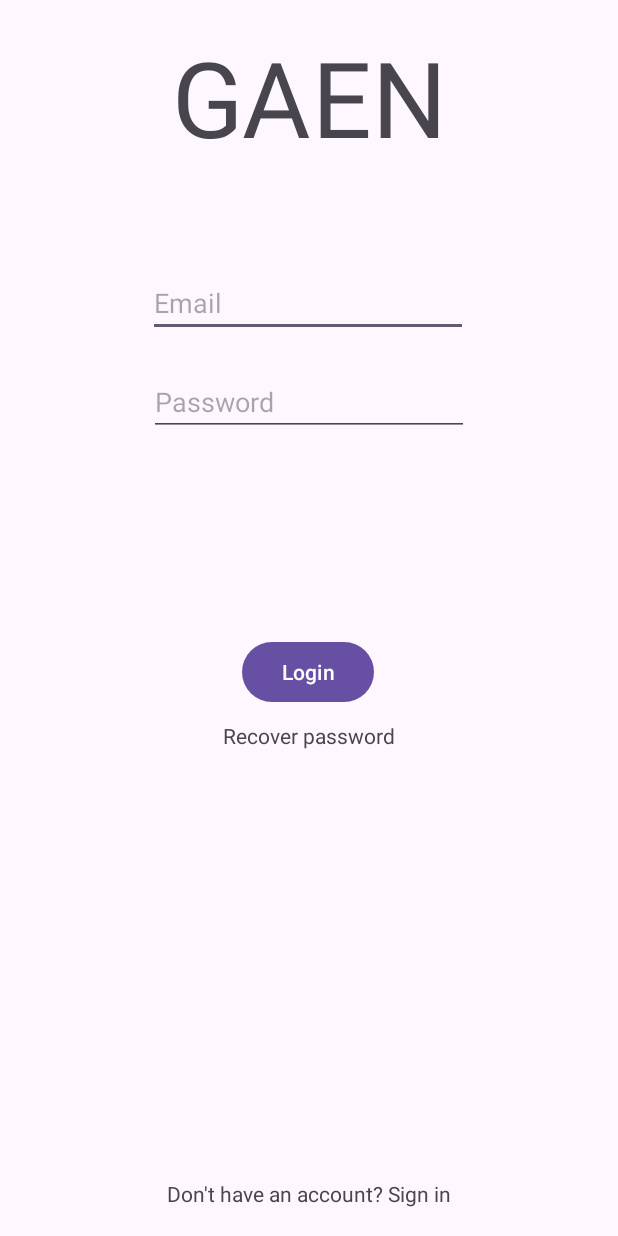
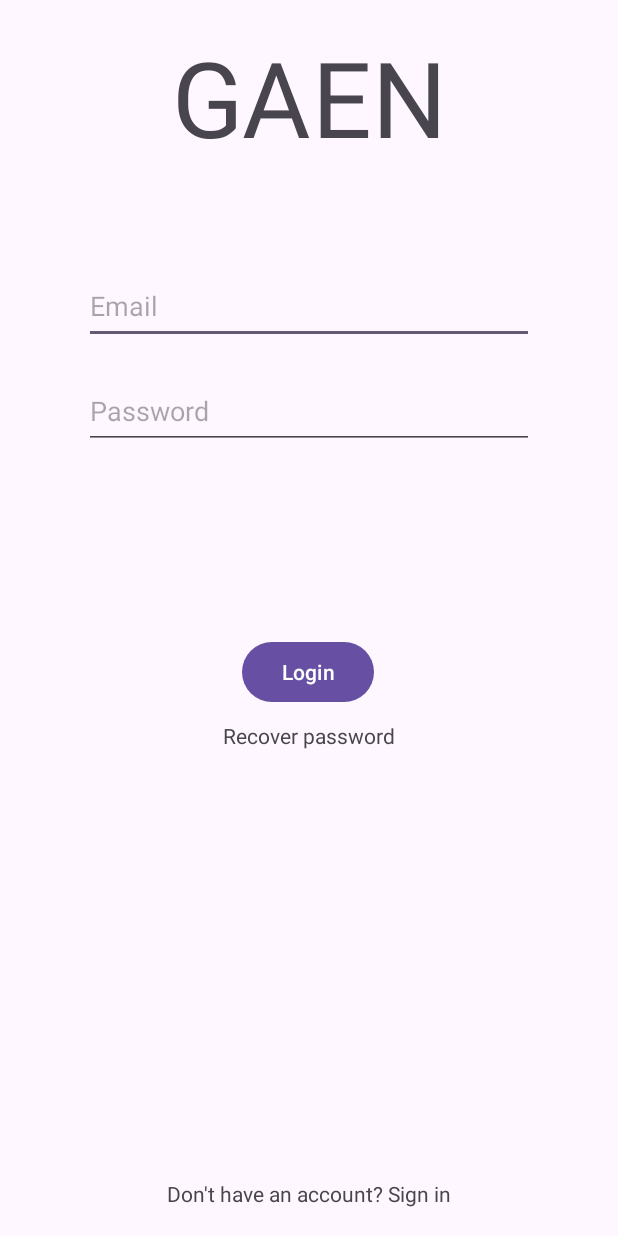
Before and after one commit to Joseleelsuper/GestorDeAlmacenamiento, an Android app: the screen it shows after launch (User), on a phone screen of 412 x 824 dp. Run offline under Robolectric (Android 15) with nearby library versions, the phone set to English and light mode, and no system bars.

Commit message:
Avanzado en el desarrollo

```diff
--- a/app/src/main/AndroidManifest.xml
+++ b/app/src/main/AndroidManifest.xml
@@ -19,8 +19,7 @@
         </activity>
 
         <activity android:name=".user.User" />
-        <!-- otras actividades -->
-
+        <activity android:name=".MainActivity"/>
     </application>
 
 </manifest>
--- a/app/src/main/java/com/example/gestordealmacenamiento/MainActivity.java
+++ b/app/src/main/java/com/example/gestordealmacenamiento/MainActivity.java
@@ -3,6 +3,8 @@ package com.example.gestordealmacenamiento;
 import androidx.appcompat.app.AppCompatActivity;
 
 import android.os.Bundle;
+
+import com.example.gestordealmacenamiento.R;
 
 /**
  * Clase principal de la aplicación.
@@ -19,5 +21,6 @@ public class MainActivity extends AppCompatActivity {
     @Override
     protected void onCreate(Bundle savedInstanceState) {
         super.onCreate(savedInstanceState);
+        setContentView(R.layout.activity_main);
     }
 }
--- a/app/src/main/java/com/example/gestordealmacenamiento/presentation/Presentation.java
+++ b/app/src/main/java/com/example/gestordealmacenamiento/presentation/Presentation.java
@@ -12,6 +12,7 @@ import android.widget.ImageView;
 import androidx.appcompat.app.AppCompatActivity;
 
 import com.example.gestordealmacenamiento.R;
+import com.example.gestordealmacenamiento.exception.noDirectoryException;
 import com.example.gestordealmacenamiento.user.User;
 import com.example.gestordealmacenamiento.storage.Storage;
 
@@ -37,6 +38,10 @@ public class Presentation extends AppCompatActivity {
         }, SPLASH_DISPLAY_LENGTH);
 
         Storage storage = new Storage();
-        storage.createAppFolder(this);
+        try {
+            storage.createAppFolder(this);
+        } catch (noDirectoryException e) {
+            throw new RuntimeException(e);
+        }
     }
 }
--- a/app/src/main/res/layout/activity_main.xml
+++ b/app/src/main/res/layout/activity_main.xml
@@ -14,14 +14,13 @@
         android:layout_height="50dp"
         android:background="@drawable/baseline_settings_black_24dp"
         android:backgroundTint="@color/settings_icon_color"
-        android:onClick="openAppSettings"
+        android:contentDescription="@string/configuration"
         app:layout_constraintBottom_toBottomOf="parent"
         app:layout_constraintEnd_toEndOf="parent"
         app:layout_constraintHorizontal_bias="0.955"
         app:layout_constraintStart_toStartOf="parent"
         app:layout_constraintTop_toTopOf="parent"
-        app:layout_constraintVertical_bias="0.023"
-        android:contentDescription="@string/configuration" />
+        app:layout_constraintVertical_bias="0.023" />
 
     <!-- Botón de subida de archivos -->
     <!-- @author <a href="mailto:jgc1031@alu.ubu.es">José Gallardo Caballero</a> -->
@@ -29,7 +28,6 @@
         android:id="@+id/button"
         android:layout_width="wrap_content"
         android:layout_height="wrap_content"
-        android:onClick="uploadFile"
         android:text="@string/upload"
         app:layout_constraintBottom_toBottomOf="parent"
         app:layout_constraintEnd_toEndOf="parent"
--- a/app/src/main/res/layout/login.xml
+++ b/app/src/main/res/layout/login.xml
@@ -1,29 +1,28 @@
 <?xml version="1.0" encoding="utf-8"?>
 <androidx.constraintlayout.widget.ConstraintLayout xmlns:android="http://schemas.android.com/apk/res/android"
     xmlns:app="http://schemas.android.com/apk/res-auto"
-    xmlns:tools="http://schemas.android.com/tools"
     android:layout_width="match_parent"
     android:layout_height="match_parent">
 
     <EditText
         android:id="@+id/login_email"
-        android:layout_width="wrap_content"
-        android:layout_height="wrap_content"
+        android:layout_width="300dp"
+        android:layout_height="50dp"
         android:layout_marginTop="105dp"
         android:ems="10"
         android:hint="@string/email"
         android:inputType="textEmailAddress"
         app:layout_constraintBottom_toBottomOf="parent"
         app:layout_constraintEnd_toEndOf="parent"
-        app:layout_constraintHorizontal_bias="0.495"
         app:layout_constraintStart_toStartOf="parent"
         app:layout_constraintTop_toBottomOf="@+id/login_title"
-        app:layout_constraintVertical_bias="0.001" />
+        app:layout_constraintVertical_bias="0.001"
+        android:autofillHints="jgc1031@alu.ubu.es" />
 
     <EditText
         android:id="@+id/login_password"
-        android:layout_width="wrap_content"
-        android:layout_height="wrap_content"
+        android:layout_width="300dp"
+        android:layout_height="50dp"
         android:ems="10"
         android:hint="@string/password"
         android:inputType="textPassword"
@@ -31,7 +30,8 @@
         app:layout_constraintEnd_toEndOf="parent"
         app:layout_constraintStart_toStartOf="parent"
         app:layout_constraintTop_toBottomOf="@+id/login_email"
-        app:layout_constraintVertical_bias="0.037" />
+        app:layout_constraintVertical_bias="0.037"
+        android:autofillHints="**************" />
 
     <TextView
         android:id="@+id/login_title"
@@ -50,6 +50,7 @@
         android:id="@+id/login_buttonLogin"
         android:layout_width="wrap_content"
         android:layout_height="wrap_content"
+        android:onClick="login"
         android:text="@string/login"
         app:layout_constraintBottom_toBottomOf="parent"
         app:layout_constraintEnd_toEndOf="parent"
@@ -59,7 +60,7 @@
         app:layout_constraintVertical_bias="0.499" />
 
     <TextView
-        android:id="@+id/textView2"
+        android:id="@+id/login_recoverPassword"
         android:layout_width="wrap_content"
         android:layout_height="wrap_content"
         android:text="@string/nopswd"
@@ -70,13 +71,13 @@
         app:layout_constraintVertical_bias="0.027" />
 
     <TextView
-        android:id="@+id/textView3"
+        android:id="@+id/login_Register"
         android:layout_width="wrap_content"
         android:layout_height="wrap_content"
         android:text="@string/noaccount"
         app:layout_constraintBottom_toBottomOf="parent"
         app:layout_constraintEnd_toEndOf="parent"
         app:layout_constraintStart_toStartOf="parent"
-        app:layout_constraintTop_toBottomOf="@+id/textView2"
+        app:layout_constraintTop_toBottomOf="@+id/login_recoverPassword"
         app:layout_constraintVertical_bias="0.938" />
 </androidx.constraintlayout.widget.ConstraintLayout>
```
Also changed, not shown: app/src/main/java/com/example/gestordealmacenamiento/exception/errorHandler.java (deleted, +0 -24 lines), app/src/main/java/com/example/gestordealmacenamiento/exception/insufficientSpaceException.java (added, +30 -0 lines), app/src/main/java/com/example/gestordealmacenamiento/exception/noDirectoryException.java (added, +22 -0 lines), app/src/main/java/com/example/gestordealmacenamiento/exception/noFileException.java (added, +22 -0 lines), app/src/main/java/com/example/gestordealmacenamiento/storage/Storage.java (+34 -23 lines), app/src/main/java/com/example/gestordealmacenamiento/user/User.java (+9 -5 lines).
